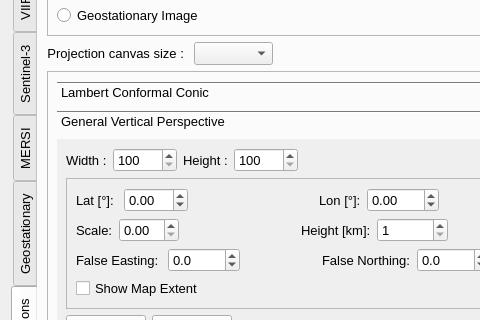
This is core/formtoolbox.ui in hvanruys/EUMETCastView as Qt 5 draws it before an edit; both pictures show x 0 to 480 and y 193 to 513 of the 615 by 1172 pixel window. The edited form follows.
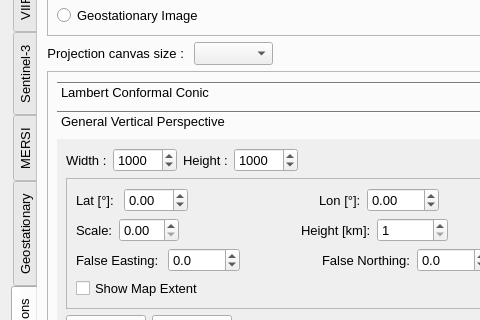
This is the edited form. The open tabs and pages were chosen to show the change. Custom widgets are drawn as their Qt base class.

Diff of the .ui file:
```diff
--- a/core/formtoolbox.ui
+++ b/core/formtoolbox.ui
@@ -7914,7 +7914,13 @@
                      <number>100</number>
                     </property>
                     <property name="maximum">
-                     <number>10000</number>
+                     <number>12000</number>
+                    </property>
+                    <property name="singleStep">
+                     <number>100</number>
+                    </property>
+                    <property name="value">
+                     <number>1000</number>
                     </property>
                    </widget>
                   </item>
@@ -7931,7 +7937,13 @@
                      <number>100</number>
                     </property>
                     <property name="maximum">
-                     <number>10000</number>
+                     <number>12000</number>
+                    </property>
+                    <property name="singleStep">
+                     <number>100</number>
+                    </property>
+                    <property name="value">
+                     <number>1000</number>
                     </property>
                    </widget>
                   </item>
```
Left out of the diff: 2 changed lines with no effect on the pictures.
